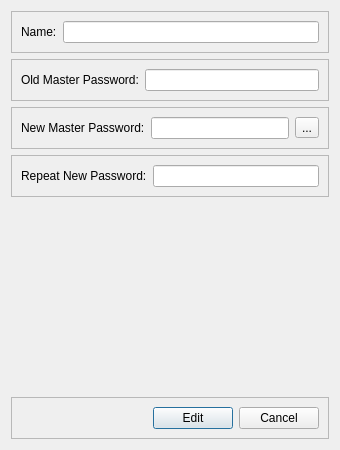
Old version of the form CryptoGuard/include/UI/PasswordSafeEditDialog.ui in the repository GitDaroth/CryptoGuard.
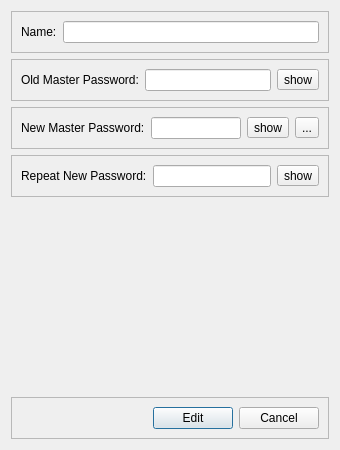
New version of the form. Custom widgets are drawn as their Qt base class.

Commit message: implemented show and hide functionality for password fields

Diff of the .ui file:
```diff
--- a/CryptoGuard/include/UI/PasswordSafeEditDialog.ui
+++ b/CryptoGuard/include/UI/PasswordSafeEditDialog.ui
@@ -77,6 +77,16 @@
         </property>
        </widget>
       </item>
+      <item>
+       <widget class="QToolButton" name="oldMasterPasswordShowHideButton">
+        <property name="text">
+         <string>show</string>
+        </property>
+        <property name="checkable">
+         <bool>true</bool>
+        </property>
+       </widget>
+      </item>
      </layout>
     </widget>
    </item>
@@ -103,6 +113,16 @@
         </property>
        </widget>
       </item>
+      <item>
+       <widget class="QToolButton" name="newMasterPasswordShowHideButton">
+        <property name="text">
+         <string>show</string>
+        </property>
+        <property name="checkable">
+         <bool>true</bool>
+        </property>
+       </widget>
+      </item>
       <item>
        <widget class="QToolButton" name="generatePasswordButton">
         <property name="text">
@@ -136,6 +156,16 @@
         </property>
        </widget>
       </item>
+      <item>
+       <widget class="QToolButton" name="repeatNewPasswordShowHideButton">
+        <property name="text">
+         <string>show</string>
+        </property>
+        <property name="checkable">
+         <bool>true</bool>
+        </property>
+       </widget>
+      </item>
      </layout>
     </widget>
    </item>
```
The commit also changes 5 other files.
